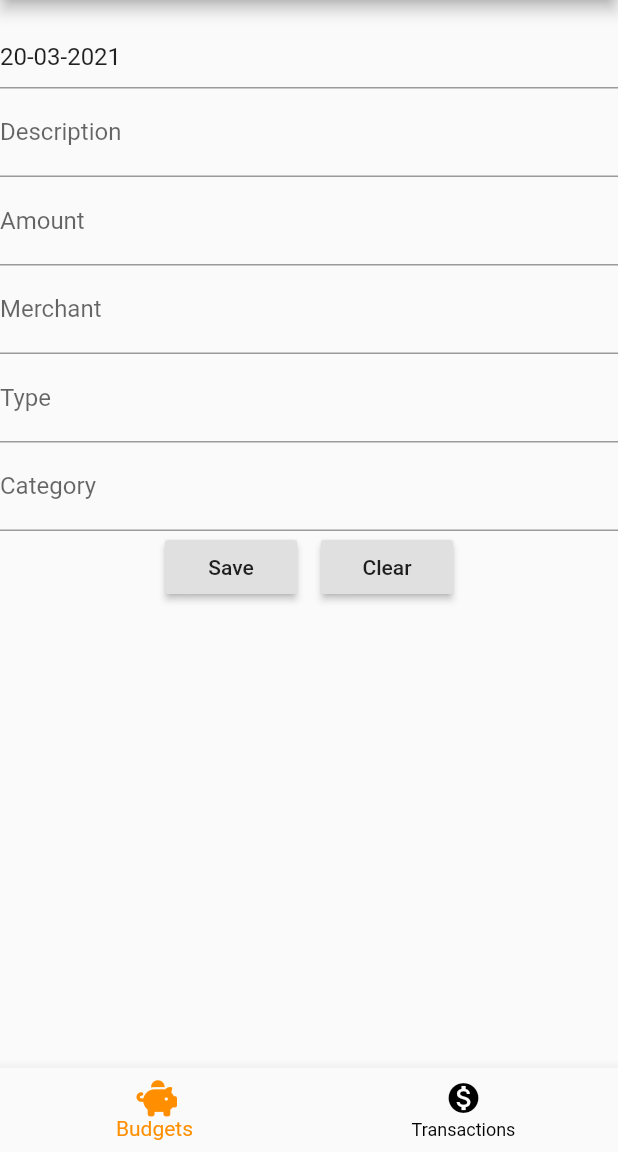
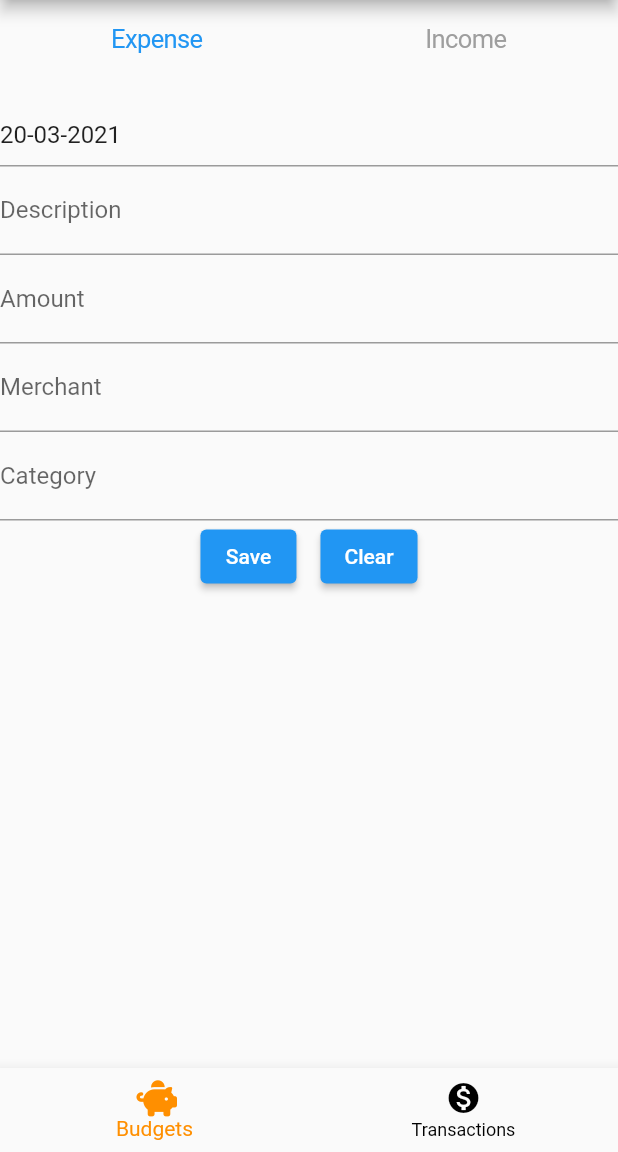
Before and after one commit to tstsv/know-your-number, a Flutter app: the screen it shows after launch, after a tap on "Save", on a phone screen of 412 x 824 dp, the part 84-1236 px from its top. Run offline on Flutter 3.47's test engine with Material 2 defaults, Android fonts, the phone set to English and light mode, and no system bars; our stand-ins replace flutter_slidable, font_awesome_flutter, sqflite; accounts and stored records are empty; statements that could not run were skipped.

Commit message:
feat: change Transaction type selection to button (#1)

```diff
--- a/lib/transaction.dart
+++ b/lib/transaction.dart
@@ -1,5 +1,3 @@
-import 'package:know_your_number/category.dart';
-
 import 'database.dart';
 
 enum TransactionType {
@@ -16,7 +14,8 @@ class Transaction {
   int _categoryId;
   String _merchant;
 
-  Transaction(this._description, this._type, this._amount, this._categoryId, this._merchant,
+  Transaction(this._description, this._type, this._amount, this._categoryId,
+      this._merchant,
       {this.id});
 
   int getId() => id;
--- a/lib/transaction_widget.dart
+++ b/lib/transaction_widget.dart
@@ -28,10 +28,20 @@ class _TransactionState extends State<TransactionWidget> {
   List<int> categories;
   TransactionCategory selectedTransactionCategory;
 
+  void setDefaultValue() {
+    dateController.text =
+        DateFormat().addPattern("dd-MM-yyyy").format(DateTime.now());
+    transactionTypeController.text = 'Expense';
+    descriptionController.text = "";
+    amountController.text = "";
+    categoryController.text = "";
+    merchantController.text = "";
+  }
+
   @override
   void initState() {
     super.initState();
-    dateController.text = DateFormat().addPattern("dd-MM-yyyy").format(DateTime.now());
+    setDefaultValue();
   }
 
   @override
@@ -42,19 +52,14 @@ class _TransactionState extends State<TransactionWidget> {
   }
 
   void _showScaffold(BuildContext context, String message) {
-    Scaffold.of(context).showSnackBar(SnackBar(
+    ScaffoldMessenger.maybeOf(context).showSnackBar(SnackBar(
       duration: Duration(seconds: 3),
       content: Text(message),
     ));
   }
 
   void resetFields() {
-    dateController.text = "";
-    descriptionController.text = "";
-    amountController.text = "";
-    transactionTypeController.text = "";
-    categoryController.text = "";
-    merchantController.text = "";
+    setDefaultValue();
     _node.unfocus();
   }
 
@@ -69,6 +74,39 @@ class _TransactionState extends State<TransactionWidget> {
             node: _node,
             child: Column(
               children: [
+                Row(
+                  mainAxisAlignment: MainAxisAlignment.spaceAround,
+                  children: [
+                    CupertinoButton(
+                        child: Text(
+                          'Expense',
+                          style: TextStyle(
+                              color: transactionTypeController.text == 'Expense'
+                                  ? Colors.blue
+                                  : Colors.grey),
+                        ),
+                        onPressed: () {
+                          if (transactionTypeController.text != 'Expense') {
+                            transactionTypeController.text = 'Expense';
+                            setState(() {});
+                          }
+                        }),
+                    CupertinoButton(
+                        child: Text(
+                          'Income',
+                          style: TextStyle(
+                              color: transactionTypeController.text == 'Income'
+                                  ? Colors.blue
+                                  : Colors.grey),
+                        ),
+                        onPressed: () {
+                          if (transactionTypeController.text != 'Income') {
+                            transactionTypeController.text = 'Income';
+                            setState(() {});
+                          }
+                        }),
+                  ],
+                ),
                 GestureDetector(
                     child: AbsorbPointer(
                       child: TextField(
@@ -87,8 +125,11 @@ class _TransactionState extends State<TransactionWidget> {
                           firstDate:
                               DateTime.now().subtract(Duration(days: 60)),
                           lastDate: DateTime.now().add(Duration(days: 60)));
-                      dateController.text = dateTime != null ?
-                          DateFormat().addPattern("dd-MM-yyyy").format(dateTime) : dateController.text;
+                      dateController.text = dateTime != null
+                          ? DateFormat()
+                              .addPattern("dd-MM-yyyy")
+                              .format(dateTime)
+                          : dateController.text;
                     }),
                 TextField(
                   controller: descriptionController,
@@ -113,86 +154,13 @@ class _TransactionState extends State<TransactionWidget> {
                   ),
                   onEditingComplete: _node.nextFocus,
                 ),
-                GestureDetector(
-                    child: AbsorbPointer(
-                      child: TextField(
-                        controller: transactionTypeController,
-                        decoration: InputDecoration(
-                          labelText: "Type",
-                          floatingLabelBehavior: FloatingLabelBehavior.never,
-                        ),
-                        readOnly: true,
-                      ),
-                    ),
-                    onTap: () {
-                      showModalBottomSheet(
-                          isDismissible: true,
-                          context: context,
-                          builder: (BuildContext context) {
-                            return Container(
-                              height: 200.0,
-                              child: Column(
-                                crossAxisAlignment: CrossAxisAlignment.start,
-                                children: <Widget>[
-                                  Row(
-                                      mainAxisAlignment:
-                                          MainAxisAlignment.spaceBetween,
-                                      children: [
-                                        CupertinoButton(
-                                          child: Text("Cancel"),
-                                          onPressed: () {
-                                            Navigator.pop(context);
-                                          },
-                                        ),
-                                        CupertinoButton(
-                                          child: Text(
-                                            "Done",
-                                            textAlign: TextAlign.end,
-                                          ),
-                                          onPressed: () {
-                                            Navigator.pop(context);
-                                          },
-                                        ),
-                                      ]),
-                                  Expanded(
-                                    child: CupertinoPicker(
-                                      itemExtent: 32.0,
-                                      onSelectedItemChanged: (int index) {
-                                        setState(() {
-                                          _typeSelectedIndex = index;
-                                          transactionTypeController.text =
-                                              TransactionType.values[index]
-                                                  .toString()
-                                                  .split('.')
-                                                  .last;
-                                        });
-                                      },
-                                      children: new List<Widget>.generate(
-                                        TransactionType.values.length,
-                                        (int index) {
-                                          return new Center(
-                                            child: new Text(TransactionType
-                                                .values[index]
-                                                .toString()
-                                                .split('.')
-                                                .last),
-                                          );
-                                        },
-                                      ),
-                                    ),
-                                  ),
-                                ],
-                              ),
-                            );
-                          });
-                    }),
                 CategorySelectionWidget(
                     categoryController,
                     (_selectedCategory) => setState(() {
                           selectedTransactionCategory = _selectedCategory;
                         })),
                 Row(mainAxisAlignment: MainAxisAlignment.center, children: [
-                  RaisedButton(
+                  ElevatedButton(
                     child: Text('Save'),
                     onPressed: () {
                       String description = descriptionController.text;
@@ -200,10 +168,14 @@ class _TransactionState extends State<TransactionWidget> {
                           double.tryParse(amountController.text) ?? 0;
                       TransactionType transactionType =
                           TransactionType.values[_typeSelectedIndex];
-                      model.addTransaction(
-                          new Transaction(description, transactionType, amount,
-                              selectedTransactionCategory.id(), merchantController.text));
-                      _showScaffold(context, "Transaction has been saved successfully");
+                      model.addTransaction(new Transaction(
+                          description,
+                          transactionType,
+                          amount,
+                          selectedTransactionCategory.id(),
+                          merchantController.text));
+                      _showScaffold(
+                          context, "Transaction has been saved successfully");
                       setState(() {
                         resetFields();
                       });
@@ -212,7 +184,7 @@ class _TransactionState extends State<TransactionWidget> {
                   SizedBox(
                     width: 16,
                   ),
-                  RaisedButton(
+                  ElevatedButton(
                     child: Text('Clear'),
                     onPressed: () {
                       setState(() {
```
Also changed, not shown: 1 other file.
